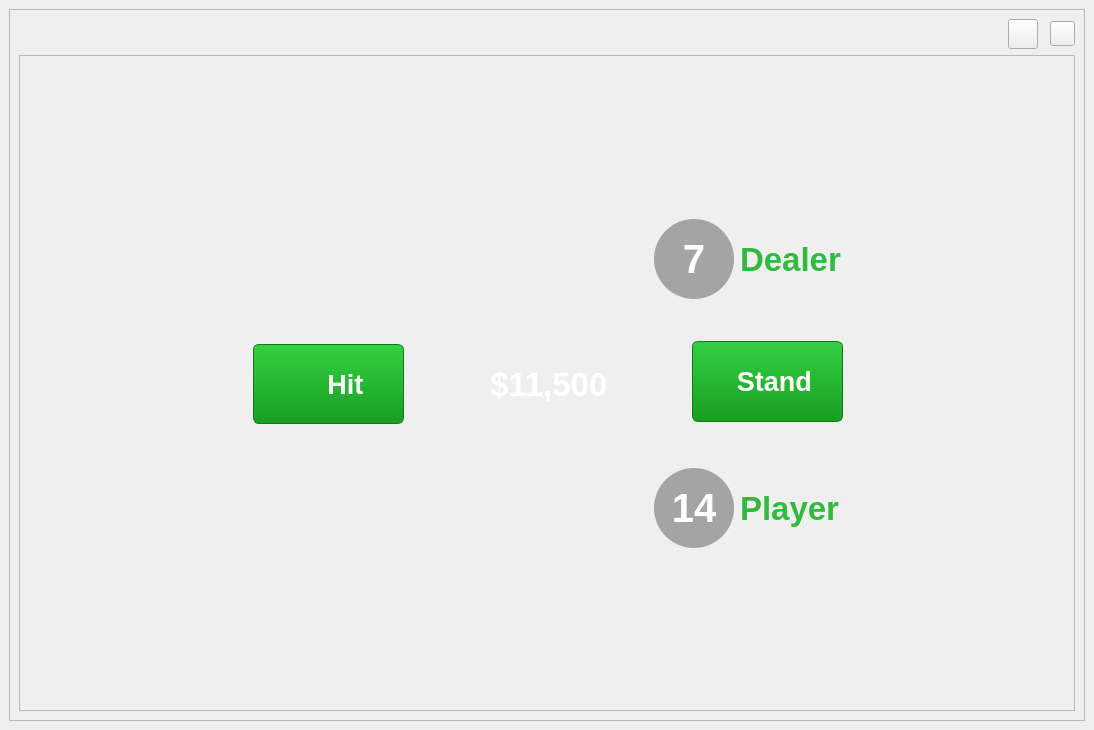
First picture: the form in src/presentation/widgets/MainWindow/mainwindow.ui, repository OlexandrNikolaiev/BlackJack_GUI, before the edit.
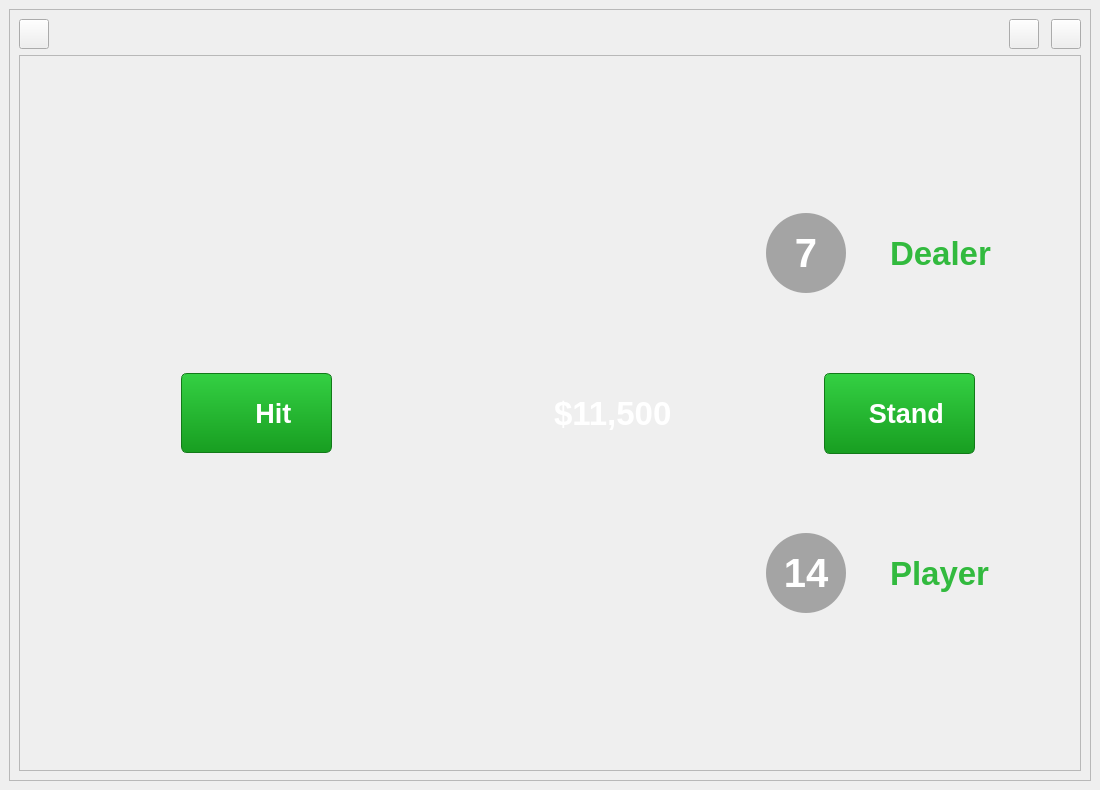
Second picture: the form after the edit. Icons and pictures are not drawn. Custom widgets are drawn as their Qt base class.

What changed in the file:
```diff
--- a/src/presentation/widgets/MainWindow/mainwindow.ui
+++ b/src/presentation/widgets/MainWindow/mainwindow.ui
@@ -6,8 +6,8 @@
    <rect>
     <x>0</x>
     <y>0</y>
-    <width>1094</width>
-    <height>730</height>
+    <width>1100</width>
+    <height>790</height>
    </rect>
   </property>
   <property name="maximumSize">
@@ -23,6 +23,12 @@
    <string notr="true"/>
   </property>
   <widget class="QWidget" name="centralwidget">
+   <property name="minimumSize">
+    <size>
+     <width>820</width>
+     <height>770</height>
+    </size>
+   </property>
    <layout class="QGridLayout" name="gridLayout">
     <property name="leftMargin">
      <number>9</number>
@@ -63,6 +69,39 @@
          <property name="spacing">
           <number>12</number>
          </property>
+         <item>
+          <widget class="QPushButton" name="settingsButton">
+           <property name="minimumSize">
+            <size>
+             <width>30</width>
+             <height>30</height>
+            </size>
+           </property>
+           <property name="maximumSize">
+            <size>
+             <width>30</width>
+             <height>30</height>
+            </size>
+           </property>
+           <property name="cursor">
+            <cursorShape>PointingHandCursor</cursorShape>
+           </property>
+           <property name="styleSheet">
+            <string notr="true">QPushButton 
+{
+	border-image: url(:/images/res/images/buttons/settings.png);
+}
+QPushButton:hover
+{
+	border-image: url(:/images/res/images/buttons/settings_hover.png);
+}
+</string>
+           </property>
+           <property name="text">
+            <string/>
+           </property>
+          </widget>
+         </item>
          <item>
           <spacer name="horizontalSpacer">
            <property name="orientation">
@@ -77,7 +116,7 @@
           </spacer>
          </item>
          <item>
-          <widget class="QPushButton" name="settingsButton">
+          <widget class="QPushButton" name="collapseButton">
            <property name="minimumSize">
             <size>
              <width>30</width>
@@ -96,11 +135,11 @@
            <property name="styleSheet">
             <string notr="true">QPushButton 
 {
-	border-image: url(:/images/res/images/buttons/settings.png);
+	border-image: url(:/images/res/images/buttons/minimize.png);
 }
 QPushButton:hover
 {
-	border-image: url(:/images/res/images/buttons/settings_hover.png);
+	border-image: url(:/images/res/images/buttons/minimize_hover.png);
 }
 </string>
            </property>
@@ -113,14 +152,14 @@
           <widget class="QPushButton" name="closeButton">
            <property name="minimumSize">
             <size>
-             <width>25</width>
-             <height>25</height>
+             <width>30</width>
+             <height>30</height>
             </size>
            </property>
            <property name="maximumSize">
             <size>
-             <width>25</width>
-             <height>25</height>
+             <width>30</width>
+             <height>30</height>
             </size>
            </property>
            <property name="cursor">
@@ -154,49 +193,23 @@
           <enum>QFrame::Raised</enum>
          </property>
          <layout class="QGridLayout" name="gridLayout_6">
-          <item row="3" column="3">
-           <spacer name="verticalSpacer_7">
-            <property name="orientation">
-             <enum>Qt::Vertical</enum>
-            </property>
-            <property name="sizeHint" stdset="0">
-             <size>
-              <width>20</width>
-              <height>125</height>
-             </size>
-            </property>
-           </spacer>
-          </item>
-          <item row="2" column="0">
-           <spacer name="horizontalSpacer_11">
-            <property name="orientation">
-             <enum>Qt::Horizontal</enum>
-            </property>
-            <property name="sizeHint" stdset="0">
-             <size>
-              <width>12</width>
-              <height>20</height>
-             </size>
-            </property>
-           </spacer>
-          </item>
-          <item row="2" column="5">
-           <spacer name="horizontalSpacer_10">
-            <property name="orientation">
-             <enum>Qt::Horizontal</enum>
-            </property>
-            <property name="sizeHint" stdset="0">
-             <size>
-              <width>122</width>
-              <height>20</height>
-             </size>
-            </property>
-           </spacer>
-          </item>
-          <item row="2" column="3">
-           <layout class="QHBoxLayout" name="horizontalLayout_4">
-            <item>
-             <spacer name="horizontalSpacer_8">
+          <item row="0" column="0">
+           <layout class="QGridLayout" name="gridLayout_3">
+            <item row="0" column="1">
+             <spacer name="verticalSpacer_3">
+              <property name="orientation">
+               <enum>Qt::Vertical</enum>
+              </property>
+              <property name="sizeHint" stdset="0">
+               <size>
+                <width>20</width>
+                <height>40</height>
+               </size>
+              </property>
+             </spacer>
+            </item>
+            <item row="1" column="0">
+             <spacer name="horizontalSpacer_12">
               <property name="orientation">
                <enum>Qt::Horizontal</enum>
               </property>
@@ -208,27 +221,73 @@
               </property>
              </spacer>
             </item>
-            <item>
-             <widget class="QLabel" name="label">
+            <item row="1" column="1">
+             <widget class="QToolButton" name="hitButton">
+              <property name="minimumSize">
+               <size>
+                <width>151</width>
+                <height>80</height>
+               </size>
+              </property>
+              <property name="maximumSize">
+               <size>
+                <width>151</width>
+                <height>80</height>
+               </size>
+              </property>
               <property name="font">
                <font>
-                <pointsize>25</pointsize>
+                <pointsize>20</pointsize>
                 <bold>true</bold>
                </font>
               </property>
               <property name="styleSheet">
-               <string notr="true">color: rgb(255, 255, 255);</string>
+               <string notr="true">QToolButton {
+    background: qlineargradient(x1:0, y1:0, x2:0, y2:1, stop:0 #34d043, stop:1 #189e21);
+    
+    border: 1px solid #127a19; 
+    border-radius: 6px;         
+    color: white; 
+    padding: 4px;
+
+    padding-left: 30px; 
+    text-align: left; 
+}
+
+QToolButton:hover {
+    background: qlineargradient(x1:0, y1:0, x2:0, y2:1, stop:0 #2eb83c, stop:1 #158a1c);
+}
+
+QToolButton:pressed {
+    background: qlineargradient(x1:0, y1:0, x2:0, y2:1, stop:0 #189e21, stop:1 #13791a);
+}</string>
               </property>
               <property name="text">
-               <string>$11,500</string>
+               <string> Hit</string>
+              </property>
+              <property name="icon">
+               <iconset resource="../../../../res.qrc">
+                <normaloff>:/images/res/images/icons/hit.png</normaloff>:/images/res/images/icons/hit.png</iconset>
+              </property>
+              <property name="iconSize">
+               <size>
+                <width>36</width>
+                <height>36</height>
+               </size>
+              </property>
+              <property name="toolButtonStyle">
+               <enum>Qt::ToolButtonTextBesideIcon</enum>
               </property>
              </widget>
             </item>
-            <item>
-             <spacer name="horizontalSpacer_9">
+            <item row="1" column="2">
+             <spacer name="horizontalSpacer_13">
               <property name="orientation">
                <enum>Qt::Horizontal</enum>
               </property>
+              <property name="sizeType">
+               <enum>QSizePolicy::Fixed</enum>
+              </property>
               <property name="sizeHint" stdset="0">
                <size>
                 <width>40</width>
@@ -237,9 +296,201 @@
               </property>
              </spacer>
             </item>
+            <item row="2" column="1">
+             <spacer name="verticalSpacer_4">
+              <property name="orientation">
+               <enum>Qt::Vertical</enum>
+              </property>
+              <property name="sizeHint" stdset="0">
+               <size>
+                <width>20</width>
+                <height>40</height>
+               </size>
+              </property>
+             </spacer>
+            </item>
            </layout>
           </item>
-          <item row="1" column="4" rowspan="3">
+          <item row="0" column="1">
+           <layout class="QVBoxLayout" name="verticalLayout_3">
+            <item>
+             <layout class="QHBoxLayout" name="horizontalLayout_6">
+              <item>
+               <spacer name="horizontalSpacer_4">
+                <property name="orientation">
+                 <enum>Qt::Horizontal</enum>
+                </property>
+                <property name="sizeHint" stdset="0">
+                 <size>
+                  <width>15</width>
+                  <height>17</height>
+                 </size>
+                </property>
+               </spacer>
+              </item>
+              <item>
+               <widget class="QLabel" name="label_3">
+                <property name="minimumSize">
+                 <size>
+                  <width>181</width>
+                  <height>263</height>
+                 </size>
+                </property>
+                <property name="maximumSize">
+                 <size>
+                  <width>181</width>
+                  <height>263</height>
+                 </size>
+                </property>
+                <property name="styleSheet">
+                 <string notr="true">border-image: url(:/images/C:/Users/Jeweler228/Desktop/PNG-cards-1.3/queen_of_clubs.png);</string>
+                </property>
+                <property name="text">
+                 <string/>
+                </property>
+               </widget>
+              </item>
+              <item>
+               <spacer name="horizontalSpacer_5">
+                <property name="orientation">
+                 <enum>Qt::Horizontal</enum>
+                </property>
+                <property name="sizeHint" stdset="0">
+                 <size>
+                  <width>15</width>
+                  <height>17</height>
+                 </size>
+                </property>
+               </spacer>
+              </item>
+             </layout>
+            </item>
+            <item>
+             <layout class="QHBoxLayout" name="horizontalLayout_4">
+              <item>
+               <spacer name="horizontalSpacer_6">
+                <property name="orientation">
+                 <enum>Qt::Horizontal</enum>
+                </property>
+                <property name="sizeHint" stdset="0">
+                 <size>
+                  <width>40</width>
+                  <height>20</height>
+                 </size>
+                </property>
+               </spacer>
+              </item>
+              <item>
+               <widget class="QLabel" name="topChipLabel">
+                <property name="minimumSize">
+                 <size>
+                  <width>120</width>
+                  <height>120</height>
+                 </size>
+                </property>
+                <property name="maximumSize">
+                 <size>
+                  <width>120</width>
+                  <height>120</height>
+                 </size>
+                </property>
+                <property name="cursor">
+                 <cursorShape>PointingHandCursor</cursorShape>
+                </property>
+                <property name="styleSheet">
+                 <string notr="true">border-image: url(:/images/res/images/chips/chips_100_stack.png);</string>
+                </property>
+                <property name="text">
+                 <string/>
+                </property>
+               </widget>
+              </item>
+              <item>
+               <widget class="QLabel" name="betAmountLabel">
+                <property name="font">
+                 <font>
+                  <pointsize>25</pointsize>
+                  <bold>true</bold>
+                 </font>
+                </property>
+                <property name="styleSheet">
+                 <string notr="true">color: rgb(255, 255, 255);</string>
+                </property>
+                <property name="text">
+                 <string>$11,500</string>
+                </property>
+               </widget>
+              </item>
+              <item>
+               <spacer name="horizontalSpacer_8">
+                <property name="orientation">
+                 <enum>Qt::Horizontal</enum>
+                </property>
+                <property name="sizeHint" stdset="0">
+                 <size>
+                  <width>40</width>
+                  <height>20</height>
+                 </size>
+                </property>
+               </spacer>
+              </item>
+             </layout>
+            </item>
+            <item>
+             <layout class="QHBoxLayout" name="horizontalLayout_5">
+              <item>
+               <spacer name="horizontalSpacer_2">
+                <property name="orientation">
+                 <enum>Qt::Horizontal</enum>
+                </property>
+                <property name="sizeHint" stdset="0">
+                 <size>
+                  <width>18</width>
+                  <height>20</height>
+                 </size>
+                </property>
+               </spacer>
+              </item>
+              <item>
+               <widget class="QLabel" name="label_2">
+                <property name="minimumSize">
+                 <size>
+                  <width>181</width>
+                  <height>263</height>
+                 </size>
+                </property>
+                <property name="maximumSize">
+                 <size>
+                  <width>181</width>
+                  <height>263</height>
+                 </size>
+                </property>
+                <property name="styleSheet">
+                 <string notr="true">border-image: url(:/images/C:/Users/Jeweler228/Desktop/PNG-cards-1.3/queen_of_clubs.png);</string>
+                </property>
+                <property name="text">
+                 <string/>
+                </property>
+               </widget>
+              </item>
+              <item>
+               <spacer name="horizontalSpacer_3">
+                <property name="orientation">
+                 <enum>Qt::Horizontal</enum>
+                </property>
+                <property name="sizeHint" stdset="0">
+                 <size>
+                  <width>18</width>
+                  <height>20</height>
+                 </size>
+                </property>
+               </spacer>
+              </item>
+             </layout>
+            </item>
+           </layout>
+          </item>
+          <item row="0" column="2">
            <layout class="QGridLayout" name="gridLayout_5">
             <item row="0" column="0">
              <layout class="QVBoxLayout" name="verticalLayout">
@@ -537,166 +788,6 @@
             </item>
            </layout>
           </item>
-          <item row="0" column="4">
-           <spacer name="verticalSpacer_9">
-            <property name="orientation">
-             <enum>Qt::Vertical</enum>
-            </property>
-            <property name="sizeHint" stdset="0">
-             <size>
-              <width>20</width>
-              <height>54</height>
-             </size>
-            </property>
-           </spacer>
-          </item>
-          <item row="4" column="4">
-           <spacer name="verticalSpacer_10">
-            <property name="orientation">
-             <enum>Qt::Vertical</enum>
-            </property>
-            <property name="sizeHint" stdset="0">
-             <size>
-              <width>20</width>
-              <height>53</height>
-             </size>
-            </property>
-           </spacer>
-          </item>
-          <item row="1" column="3">
-           <spacer name="verticalSpacer_8">
-            <property name="orientation">
-             <enum>Qt::Vertical</enum>
-            </property>
-            <property name="sizeHint" stdset="0">
-             <size>
-              <width>20</width>
-              <height>127</height>
-             </size>
-            </property>
-           </spacer>
-          </item>
-          <item row="2" column="1">
-           <layout class="QGridLayout" name="gridLayout_3">
-            <item row="0" column="1">
-             <spacer name="verticalSpacer_3">
-              <property name="orientation">
-               <enum>Qt::Vertical</enum>
-              </property>
-              <property name="sizeHint" stdset="0">
-               <size>
-                <width>20</width>
-                <height>40</height>
-               </size>
-              </property>
-             </spacer>
-            </item>
-            <item row="1" column="0">
-             <spacer name="horizontalSpacer_12">
-              <property name="orientation">
-               <enum>Qt::Horizontal</enum>
-              </property>
-              <property name="sizeHint" stdset="0">
-               <size>
-                <width>40</width>
-                <height>20</height>
-               </size>
-              </property>
-             </spacer>
-            </item>
-            <item row="1" column="1">
-             <widget class="QToolButton" name="hitButton">
-              <property name="minimumSize">
-               <size>
-                <width>151</width>
-                <height>80</height>
-               </size>
-              </property>
-              <property name="maximumSize">
-               <size>
-                <width>151</width>
-                <height>80</height>
-               </size>
-              </property>
-              <property name="font">
-               <font>
-                <pointsize>20</pointsize>
-                <bold>true</bold>
-               </font>
-              </property>
-              <property name="cursor">
-               <cursorShape>PointingHandCursor</cursorShape>
-              </property>
-              <property name="styleSheet">
-               <string notr="true">QToolButton {
-    background: qlineargradient(x1:0, y1:0, x2:0, y2:1, stop:0 #34d043, stop:1 #189e21);
-    
-    border: 1px solid #127a19; 
-    border-radius: 6px;         
-    color: white; 
-    padding: 4px;
-
-    padding-left: 30px; 
-    text-align: left; 
-}
-
-QToolButton:hover {
-    background: qlineargradient(x1:0, y1:0, x2:0, y2:1, stop:0 #2eb83c, stop:1 #158a1c);
-}
-
-QToolButton:pressed {
-    background: qlineargradient(x1:0, y1:0, x2:0, y2:1, stop:0 #189e21, stop:1 #13791a);
-}</string>
-              </property>
-              <property name="text">
-               <string> Hit</string>
-              </property>
-              <property name="icon">
-               <iconset resource="../../../../res.qrc">
-                <normaloff>:/images/res/images/icons/hit.png</normaloff>:/images/res/images/icons/hit.png</iconset>
-              </property>
-              <property name="iconSize">
-               <size>
-                <width>36</width>
-                <height>36</height>
-               </size>
-              </property>
-              <property name="toolButtonStyle">
-               <enum>Qt::ToolButtonTextBesideIcon</enum>
-              </property>
-             </widget>
-            </item>
-            <item row="1" column="2">
-             <spacer name="horizontalSpacer_13">
-              <property name="orientation">
-               <enum>Qt::Horizontal</enum>
-              </property>
-              <property name="sizeType">
-               <enum>QSizePolicy::Fixed</enum>
-              </property>
-              <property name="sizeHint" stdset="0">
-               <size>
-                <width>40</width>
-                <height>20</height>
-               </size>
-              </property>
-             </spacer>
-            </item>
-            <item row="2" column="1">
-             <spacer name="verticalSpacer_4">
-              <property name="orientation">
-               <enum>Qt::Vertical</enum>
-              </property>
-              <property name="sizeHint" stdset="0">
-               <size>
-                <width>20</width>
-                <height>40</height>
-               </size>
-              </property>
-             </spacer>
-            </item>
-           </layout>
-          </item>
          </layout>
         </widget>
        </item>
```
Left out of the diff: 3 changed lines with no effect on the pictures.
